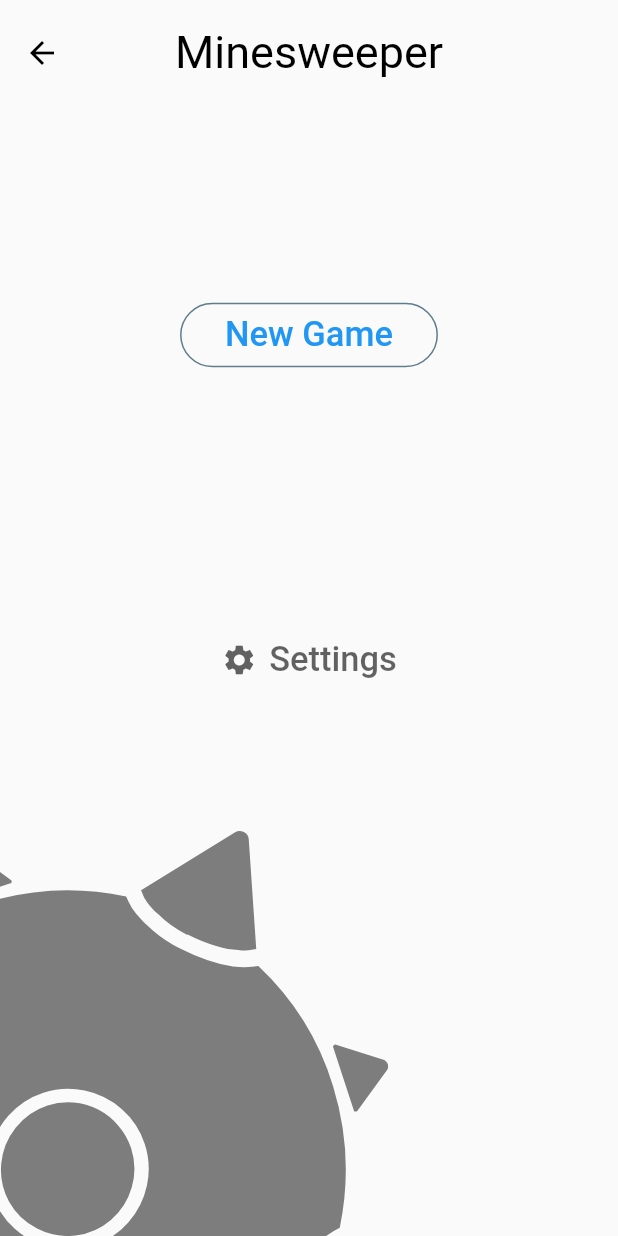
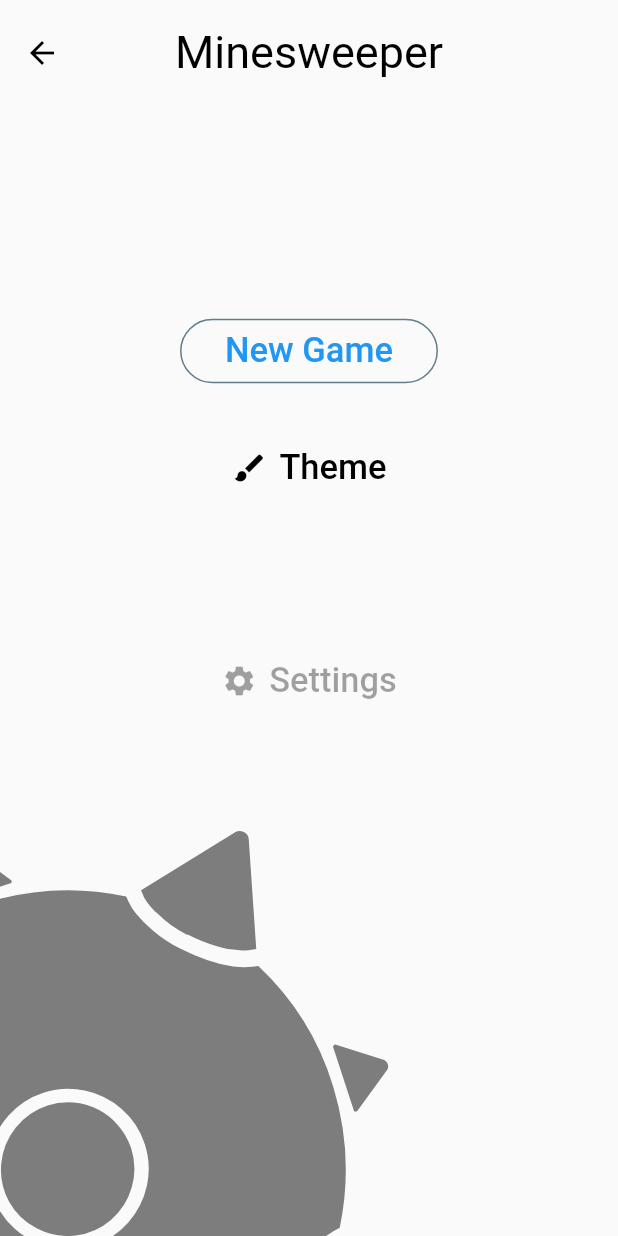
Before and after one commit to hman-coder/flutter_minesweeper, a Flutter app: the MainMenuUI screen opened by its route, on a phone screen of 412 x 824 dp. Run offline on Flutter 3.47's test engine with Material 2 defaults, Android fonts, the phone set to English and light mode, and no system bars; our stand-ins replace audioplayers, equatable, flutter_bloc, google_fonts, sqflite; accounts and stored records are empty; Roboto replaces fonts that are missing (Electrolize).

Commit message:
A few tweaks * Improved text button theme * Adeed expanded spacers to spacer widgets * Added themes button to main menu.

```diff
--- a/lib/config/themes.dart
+++ b/lib/config/themes.dart
@@ -42,6 +42,12 @@ final OutlinedButtonThemeData kbtOutlinedButtonTheme = OutlinedButtonThemeData(
 
 final TextButtonThemeData kbtTextButtonTheme = TextButtonThemeData(
   style: ButtonStyle(
-    foregroundColor: MaterialStateProperty.all(Colors.black)
+    foregroundColor: MaterialStateProperty.all(Colors.black),
+    padding: MaterialStateProperty.all(EdgeInsets.symmetric(horizontal: 20,)),
+    shape: MaterialStateProperty.all(
+      RoundedRectangleBorder(
+        borderRadius: BorderRadius.circular(50),
+      ),
+    ),
   )
 );
--- a/lib/presentation/ui/main_menu.dart
+++ b/lib/presentation/ui/main_menu.dart
@@ -5,6 +5,7 @@ import 'package:minesweeper_flutter/presentation/animations/rocking_animation.da
 import 'package:minesweeper_flutter/presentation/icons/minesweeper_icons.dart';
 import 'package:minesweeper_flutter/presentation/widgets/constant_widgets.dart';
 import 'package:minesweeper_flutter/presentation/widgets/delayed_widget.dart';
+import 'package:minesweeper_flutter/presentation/widgets/spacers.dart';
 
 class MainMenuUI extends StatelessWidget {
   final double bottomMineSize;
@@ -34,8 +35,8 @@ class MainMenuUI extends StatelessWidget {
       ),
       extendBodyBehindAppBar: true,
       body: DelayedWidgetsController(
-        overallDelay: Duration(seconds: 2),
-        weights: [6, 2, 12],
+        overallDelay: Duration(milliseconds: 600),
+        weights: [5, 2, 2],
         child: Stack(
           children: [
             _buildBottomMine(),
@@ -48,9 +49,26 @@ class MainMenuUI extends StatelessWidget {
                 mainAxisAlignment: MainAxisAlignment.spaceEvenly,
                 crossAxisAlignment: CrossAxisAlignment.center,
                 children: [
-                  DelayedWidget(
+                  kwEmptyExpanded,
+                  _buildNewGameButton(),
+                  kwEnormousVerticalSpacer,
+                  _buildThemesButton(),
+                  kwEnormousVerticalSpacer,
+                  _buildSettingsButton(context),
+                  kwEmptyExpanded,
+                ],
+              ),
+            ),
+          ],
+        ),
+      ),
+    );
+  }
+
+  Widget _buildNewGameButton() {
+    return DelayedWidget(
       rank: 1,
-                    duration: Duration(milliseconds: 800),
+      duration: Duration(milliseconds: 500),
       curve: Curves.decelerate,
       builder: defaultDelayedTransition,
       child: OutlinedButton(
@@ -59,10 +77,26 @@ class MainMenuUI extends StatelessWidget {
         },
         child: Text("New Game"),
       ),
+    );
+  }
+
+  Widget _buildThemesButton() {
+    return DelayedWidget(
+      rank: 2,
+      builder: defaultDelayedTransition,
+      duration: Duration(milliseconds: 500),
+      child: TextButton.icon(
+        icon: Icon(Icons.brush),
+        label: Text("Theme"),
+        onPressed: () => print("themes"),
       ),
-                  DelayedWidget(
-                    rank: 2,
-                    duration: Duration(milliseconds: 800),
+    );
+  }
+
+  Widget _buildSettingsButton(BuildContext context) {
+    return DelayedWidget(
+      rank: 3,
+      duration: Duration(milliseconds: 500),
       curve: Curves.decelerate,
       builder: defaultDelayedTransition,
       child: TextButton.icon(
@@ -72,13 +106,6 @@ class MainMenuUI extends StatelessWidget {
         },
         label: Text("Settings"),
         icon: Icon(Icons.settings),
-                    ),
-                  )
-                ],
-              ),
-            ),
-          ],
-        ),
       ),
     );
   }
--- a/lib/presentation/widgets/spacers.dart
+++ b/lib/presentation/widgets/spacers.dart
@@ -11,3 +11,5 @@ const Widget kwSmallVerticalSpacer = SizedBox(height: 15,);
 const Widget kwMediumVerticalSpacer = SizedBox(height: 20,);
 const Widget kwLargeVerticalSpacer = SizedBox(height: 25,);
 const Widget kwEnormousVerticalSpacer = SizedBox(height: 30,);
+
+const Widget kwEmptyExpanded = Expanded(child: const SizedBox());
```
Lines whose indentation alone changed are shown as unchanged.
